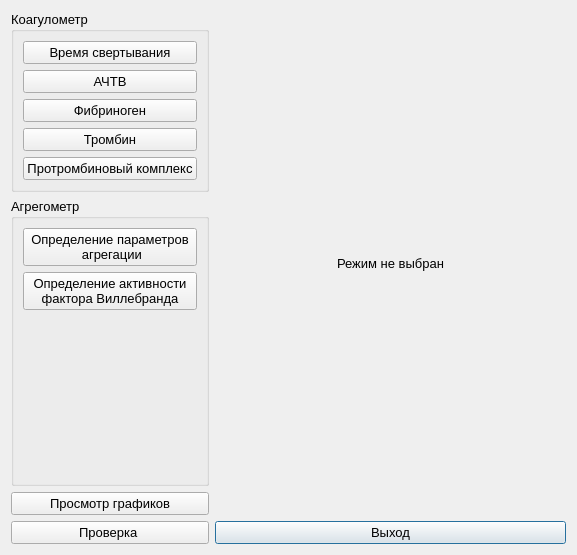
krang4d/Agrekola, file choisedialog/choisedialog.ui: the form before one commit.
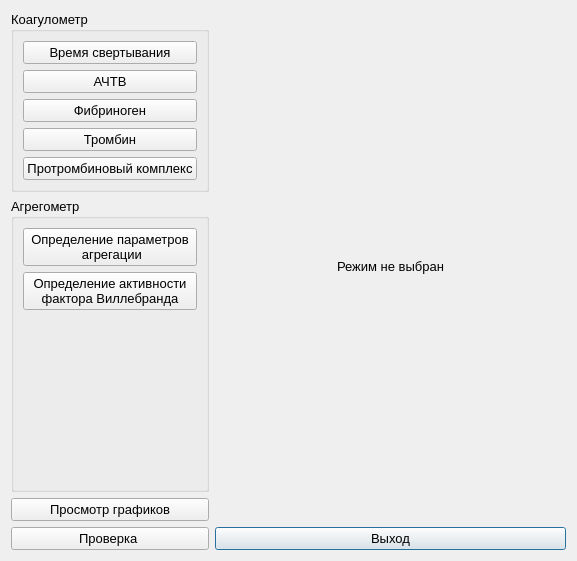
The form after the commit. Custom widgets are drawn as their Qt base class.

Commit message: add setupWidget() to the class Widget

What changed in the file:
```diff
--- a/choisedialog/choisedialog.ui
+++ b/choisedialog/choisedialog.ui
@@ -7,7 +7,7 @@
     <x>0</x>
     <y>0</y>
     <width>577</width>
-    <height>555</height>
+    <height>561</height>
    </rect>
   </property>
   <property name="font">
```
The commit also changes 2 other files.
